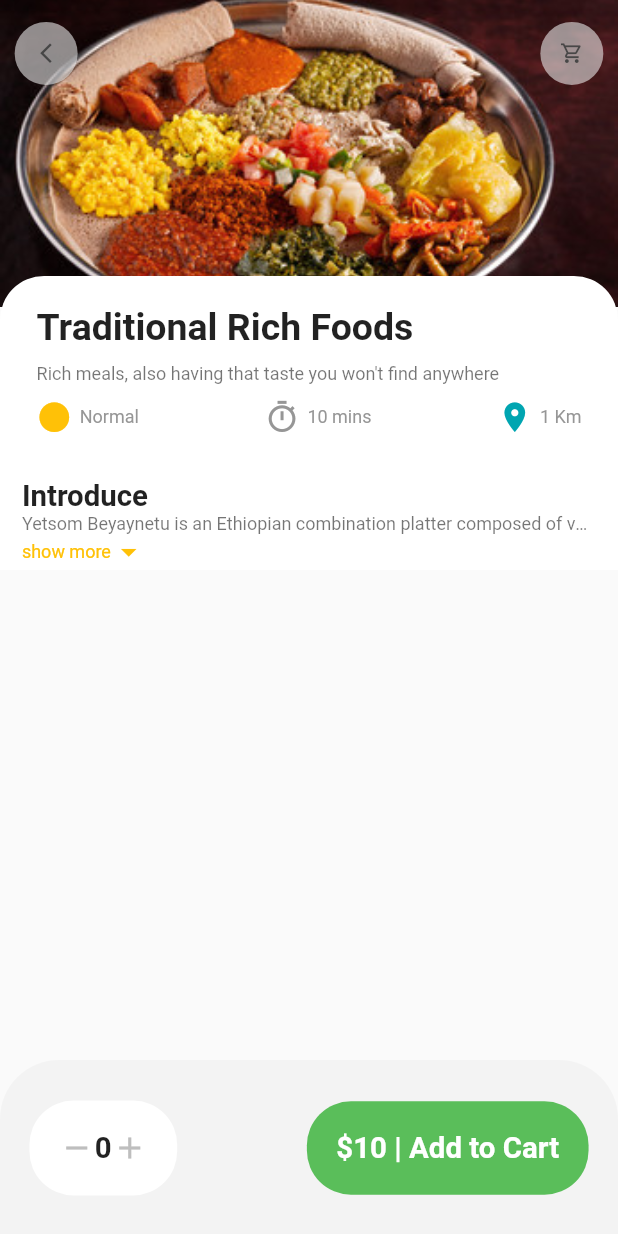
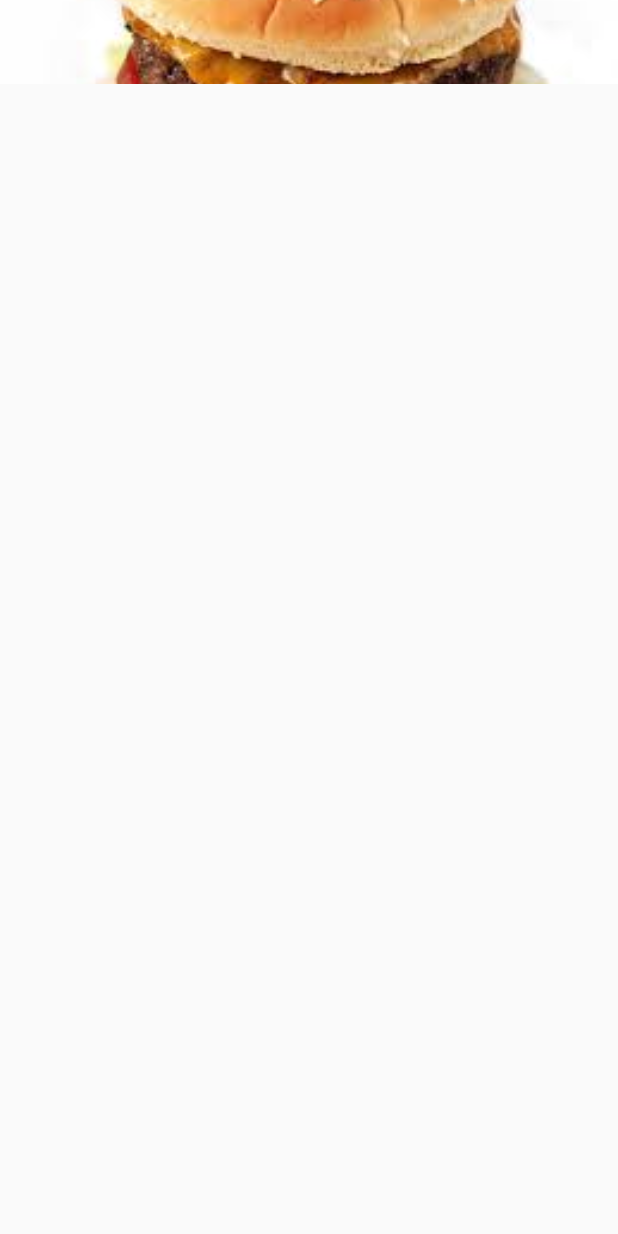
Before and after one commit to BisratGirma/gursha_mobile, a Flutter app: the screen it shows after launch, on a phone screen of 412 x 824 dp. Run offline on Flutter 3.47's test engine with Material 2 defaults, Android fonts, the phone set to English and light mode, and no system bars; our stand-ins replace dots_indicator, get.

Commit message:
beginning of recommended

```diff
--- a/lib/main.dart
+++ b/lib/main.dart
@@ -2,6 +2,7 @@
 import 'package:flutter/material.dart';
 import 'package:get/get.dart';
 import 'package:gursha/screens/foods/popular_food_detail.dart';
+import 'package:gursha/screens/foods/recommended_food_detail.dart';
 import 'package:gursha/screens/home/main_food_page.dart';
 
 void main() {
@@ -30,7 +31,7 @@
           // is not restarted.
           primarySwatch: Colors.amber,
           backgroundColor: Colors.white70),
-      home: const PopularFoodDetail(),
+      home: const RecommendedFoodDetail(),
     );
   }
 }
--- a/lib/screens/foods/popular_food_detail.dart
+++ b/lib/screens/foods/popular_food_detail.dart
@@ -39,6 +39,7 @@ class PopularFoodDetail extends StatelessWidget {
               left: 0,
               right: 0,
               top: Dimensions.popularImgSize - 21,
+              bottom: 0,
               child: Container(
                   padding: EdgeInsets.only(
                       left: Dimensions.width15,
@@ -57,7 +58,10 @@ class PopularFoodDetail extends StatelessWidget {
                           size: Dimensions.font27),
                       SizedBox(height: Dimensions.height20),
                       HeadingText(text: 'Introduce'),
-                      ExpandableText(
+                      SizedBox(
+                        height: Dimensions.height20,
+                      ),
+                      const ExpandableText(
                           text:
                               'Yetsom Beyaynetu is an Ethiopian combination platter composed of vegan curries and veggies. We love the variety this type of dinner offers. Our version features a rich red lentil stew, tender collard greens simmered with tomatoes and warming berbere spice blend, and a spicy fresh tomato salad with chiles.')
                     ],
--- /dev/null
+++ b/lib/screens/foods/recommended_food_detail.dart
@@ -0,0 +1,24 @@
+import 'package:flutter/material.dart';
+
+class RecommendedFoodDetail extends StatelessWidget {
+  const RecommendedFoodDetail({Key? key}) : super(key: key);
+
+  @override
+  Widget build(BuildContext context) {
+    return Scaffold(
+      body: CustomScrollView(
+        slivers: [
+          SliverAppBar(
+            flexibleSpace: FlexibleSpaceBar(
+              background: Image.asset(
+                'assets/images/burger.jpeg',
+                width: double.maxFinite,
+                fit: BoxFit.cover,
+              ),
+            ),
+          )
+        ],
+      ),
+    );
+  }
+}
--- a/lib/util/colors.dart
+++ b/lib/util/colors.dart
@@ -7,4 +7,5 @@ class AppColors {
   static const Color backgroundColors = Color.fromARGB(239, 243, 243, 243);
   static const Color signColor = Color.fromARGB(255, 190, 190, 190);
   static const Color passColor = Color.fromARGB(255, 90, 190, 90);
+  static const Color paraColor = Color.fromARGB(255, 49, 49, 49);
 }
--- a/lib/util/dimensions.dart
+++ b/lib/util/dimensions.dart
@@ -24,6 +24,7 @@ class Dimensions {
   static double width42 = screenHeight / 20.4;
 
   //dynamic font and radius values
+  static double font15 = screenHeight / 52.74;
   static double font20 = screenHeight / 42;
   static double font27 = screenHeight / 33;
   static double radius20 = screenHeight / 42;
```
Also changed, not shown: lib/widgets/app_column.dart (+12 -0 lines), lib/widgets/expandable_text.dart (+8 -2 lines).
